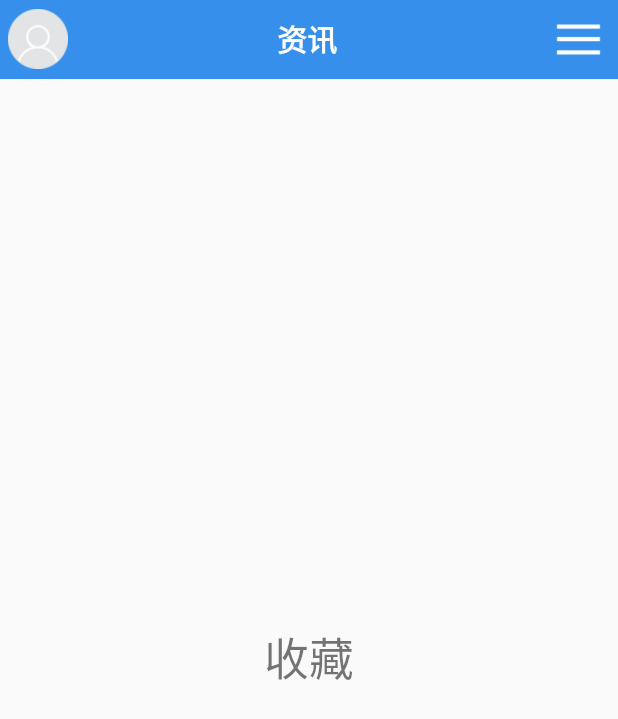
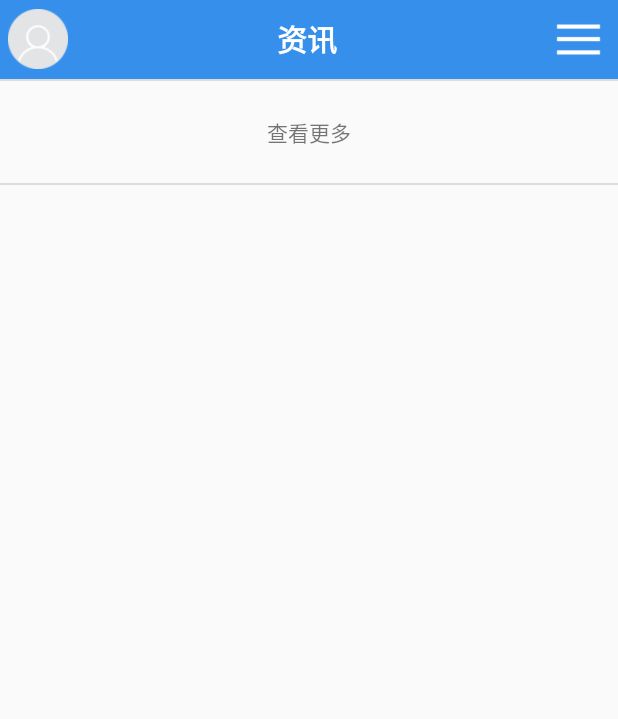
Before and after one commit to youaihuowen/News, an Android app: the fragment FavoriteFragment placed in its activity, on a phone screen of 412 x 824 dp. Shown: the top 719 px of the screen. Run offline under Robolectric (Android 15) with nearby library versions, the phone set to English and light mode, and no system bars; 12 statements that could not run were skipped.

Commit message:
增加了收藏功能

```diff
--- a/app/src/main/java/com/example/wuyixiong/news/entity/NewsEntity.java
+++ b/app/src/main/java/com/example/wuyixiong/news/entity/NewsEntity.java
@@ -1,11 +1,13 @@
 package com.example.wuyixiong.news.entity;
+
+import java.io.Serializable;
 
 /**
  * 新闻的实体类
  * Created by WUYIXIONG on 2016-10-24.
  */
 
-public class NewsEntity {
+public class NewsEntity implements Serializable {
 
     private int type;//类型
     private int nid;//新闻id
--- a/app/src/main/java/com/example/wuyixiong/news/fragment/FavoriteFragment.java
+++ b/app/src/main/java/com/example/wuyixiong/news/fragment/FavoriteFragment.java
@@ -1,19 +1,37 @@
 package com.example.wuyixiong.news.fragment;
 
 
+import android.content.Intent;
 import android.os.Bundle;
 import android.support.v4.app.Fragment;
+import android.util.Log;
 import android.view.LayoutInflater;
 import android.view.View;
 import android.view.ViewGroup;
+import android.widget.AdapterView;
+import android.widget.ListView;
 
 import com.example.wuyixiong.news.R;
+import com.example.wuyixiong.news.activity.DetailsActivity;
+import com.example.wuyixiong.news.adapter.NewsAdapter;
+import com.example.wuyixiong.news.db.NewsDBManager;
+import com.example.wuyixiong.news.entity.NewsEntity;
+import com.example.wuyixiong.news.xlistview.XListView;
+
+import java.io.Serializable;
+import java.util.ArrayList;
+
 
 /**
  * A simple {@link Fragment} subclass.
  */
 public class FavoriteFragment extends Fragment {
 
+
+    private XListView xlv_favorite;
+    private NewsAdapter newsAdapter;
+    private NewsDBManager dbManager;
+    private ArrayList<NewsEntity> data = new ArrayList<>();
 
     public FavoriteFragment() {
         // Required empty public constructor
@@ -23,8 +41,51 @@ public class FavoriteFragment extends Fragment {
     @Override
     public View onCreateView(LayoutInflater inflater, ViewGroup container,
                              Bundle savedInstanceState) {
-        // Inflate the layout for this fragment
-        return inflater.inflate(R.layout.fragment_favorite, container, false);
+        View view = inflater.inflate(R.layout.fragment_favorite, container, false);
+        xlv_favorite = (XListView) view.findViewById(R.id.xlv_favorite);
+
+        dbManager = new NewsDBManager(getContext());
+        data = dbManager.selectCollection();
+
+        newsAdapter = new NewsAdapter(getContext());
+        newsAdapter.setData(data);
+        xlv_favorite.setAdapter(newsAdapter);
+        xlv_favorite.setPullRefreshEnable(true);
+        xlv_favorite.setPullLoadEnable(true);
+
+        setListener();
+        return view;
     }
 
+    private void setListener() {
+        xlv_favorite.setXListViewListener(new XListView.IXListViewListener() {
+            @Override
+            public void onRefresh() {
+                xlv_favorite.stopRefresh();
+            }
+
+            @Override
+            public void onLoadMore() {
+                xlv_favorite.stopLoadMore();
+            }
+        });
+        xlv_favorite.setOnItemClickListener(new AdapterView.OnItemClickListener() {
+            @Override
+            public void onItemClick(AdapterView<?> parent, View view, int position, long id) {
+                Log.i("tag", "onItemClick: "+position);
+                Intent intent = new Intent(getActivity(), DetailsActivity.class);
+                intent.putExtra("message", data.get(position - 1));
+                startActivityForResult(intent, 1);
+            }
+        });
+    }
+
+    @Override
+    public void onActivityResult(int requestCode, int resultCode, Intent data1) {
+        if (requestCode == 1) {
+            data = dbManager.selectCollection();
+            newsAdapter.setData(data);
+            newsAdapter.notifyDataSetChanged();
+        }
+    }
 }
--- a/app/src/main/java/com/example/wuyixiong/news/fragment/NewsFragment.java
+++ b/app/src/main/java/com/example/wuyixiong/news/fragment/NewsFragment.java
@@ -119,8 +119,7 @@ public class NewsFragment extends Fragment {
             @Override
             public void onItemClick(AdapterView<?> parent, View view, int position, long id) {
                 Intent intent = new Intent(getActivity(), DetailsActivity.class);
-                String link = data.get(position-1).getLink();
-                intent.putExtra("link",link);
+                intent.putExtra("message",data.get(position-1));
                 startActivity(intent);
             }
         });
@@ -190,10 +189,8 @@ public class NewsFragment extends Fragment {
                             newsAdapter.setData(data);
                             Log.i("tag", "AAAAAAAAAAA");
                             xlv.setAdapter(newsAdapter);
-
                             //取消加载的dialog
                             main.cancelDialog();
-
                             //将新闻数据缓存到数据库
                             new Thread(new Runnable() {
                                 @Override
@@ -258,4 +255,5 @@ public class NewsFragment extends Fragment {
     }
 
 
+
 }
--- a/app/src/main/res/layout/activity_login.xml
+++ b/app/src/main/res/layout/activity_login.xml
@@ -90,7 +90,7 @@
         android:layout_marginLeft="30dp"
         android:layout_marginRight="30dp"
         android:layout_marginTop="31dp"
-        android:background="@drawable/shap_button"
+        android:background="@drawable/shape_button"
         android:text="登  录"
         android:textColor="#ffffff"
         android:textSize="25dp"
--- a/app/src/main/res/layout/fragment_favorite.xml
+++ b/app/src/main/res/layout/fragment_favorite.xml
@@ -1,15 +1,16 @@
-<FrameLayout xmlns:android="http://schemas.android.com/apk/res/android"
+<LinearLayout xmlns:android="http://schemas.android.com/apk/res/android"
     xmlns:tools="http://schemas.android.com/tools"
     android:layout_width="match_parent"
     android:layout_height="match_parent"
+    android:orientation="vertical"
     tools:context="com.example.wuyixiong.news.fragment.FavoriteFragment">
 
     <!-- TODO: Update blank fragment layout -->
-    <TextView
-        android:textSize="30dp"
-        android:layout_gravity="center"
-        android:layout_width="wrap_content"
-        android:layout_height="wrap_content"
-        android:text="收藏" />
 
-</FrameLayout>
+    <com.example.wuyixiong.news.xlistview.XListView
+        android:id="@+id/xlv_favorite"
+        android:layout_width="match_parent"
+        android:layout_height="match_parent">
+    </com.example.wuyixiong.news.xlistview.XListView>
+
+</LinearLayout>
```
Also changed, not shown: app/src/main/java/com/example/wuyixiong/news/db/NewsDBManager.java (+81 -0 lines), app/src/main/res/drawable/shape_menu.xml (added, +10 -0 lines), app/src/main/res/drawable/shape_menu_bottom.xml (added, +9 -0 lines), app/src/main/res/drawable/shape_menu_top.xml (added, +10 -0 lines), app/src/main/res/layout/activity_register.xml (+5 -5 lines), app/src/main/res/drawable/shape.xml (renamed from app/src/main/res/drawable/shap.xml), app/src/main/res/drawable/shape_button.xml (renamed from app/src/main/res/drawable/shap_button.xml).
